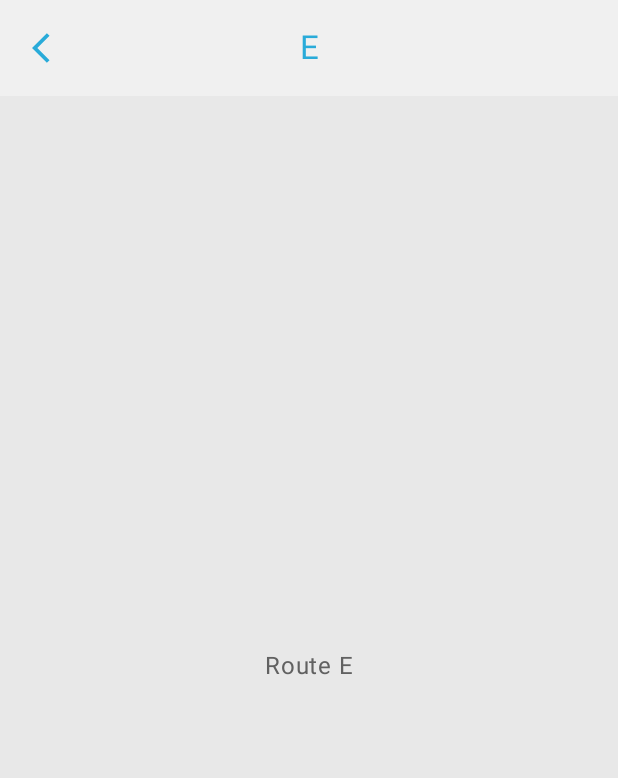
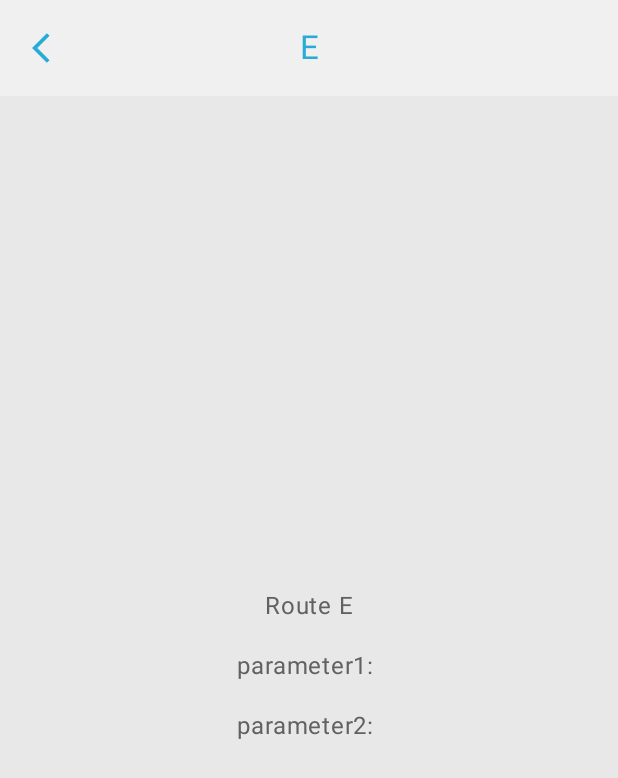
Before and after one commit to SemenciucCosmin/Type-Safe-Navigation-Compose, an Android app built with Jetpack Compose: the E screen opened through its navigation route, on a phone screen of 412 x 824 dp. Before the commit the part shown is almost empty. Shown: the top 778 px of the screen. Run offline under Robolectric (Android 15) with nearby library versions, the light colour scheme and no system bars.

Commit message:
Add deeplink support

```diff
--- a/app/build.gradle.kts
+++ b/app/build.gradle.kts
@@ -2,6 +2,7 @@ plugins {
     alias(libs.plugins.android.application)
     alias(libs.plugins.kotlin.android)
     alias(libs.plugins.kotlin.serialization)
+    id("kotlin-parcelize")
 }
 
 android {
--- a/app/src/main/java/com/example/typesafenavigationcompose/navigation/BottomNavigationBar.kt
+++ b/app/src/main/java/com/example/typesafenavigationcompose/navigation/BottomNavigationBar.kt
@@ -33,12 +33,12 @@ fun BottomNavigationBar() {
                 icon = {
                     Icon(
                         modifier = Modifier.size(30.dp),
-                        painter = painterResource(navigationItem.icon),
+                        painter = painterResource(navigationItem.drawableRes),
                         contentDescription = null
                     )
                 },
                 label = {
-                    Text(text = stringResource(navigationItem.label))
+                    Text(text = stringResource(navigationItem.stringRes))
                 }
             )
         }
--- a/app/src/main/java/com/example/typesafenavigationcompose/navigation/NavBackStackEntry.kt
+++ b/app/src/main/java/com/example/typesafenavigationcompose/navigation/NavBackStackEntry.kt
@@ -4,11 +4,11 @@ import androidx.navigation.NavBackStackEntry
 import androidx.navigation.toRoute
 
 val NavBackStackEntry.navDestination: NavDestination?
-    get() = when (this.destination.route?.substringBefore(String.SLASH)) {
+    get() = when (this.destination.route?.substringBefore(String.QUESTION)) {
         NavDestination.A.asRoute() -> this.toRoute<NavDestination.A>()
         NavDestination.B.asRoute() -> this.toRoute<NavDestination.B>()
         NavDestination.C.asRoute() -> this.toRoute<NavDestination.C>()
         NavDestination.D.asRoute() -> this.toRoute<NavDestination.D>()
-        NavDestination.E.asRoute() -> this.toRoute<NavDestination.E>()
+        NavDestination.E().asRoute() -> this.toRoute<NavDestination.E>()
         else -> null
     }
--- a/app/src/main/java/com/example/typesafenavigationcompose/navigation/NavDestination.kt
+++ b/app/src/main/java/com/example/typesafenavigationcompose/navigation/NavDestination.kt
@@ -1,26 +1,28 @@
 package com.example.typesafenavigationcompose.navigation
 
-import androidx.annotation.StringRes
-import com.example.typesafenavigationcompose.R
+import kotlinx.serialization.SerialName
 import kotlinx.serialization.Serializable
 
 @Serializable
-sealed class NavDestination(@StringRes val topBarTitleRes: Int) {
+sealed class NavDestination {
 
     @Serializable
-    data object A : NavDestination(R.string.lbl_A)
+    data object A : NavDestination()
 
     @Serializable
-    data object B : NavDestination(R.string.lbl_B)
+    data object B : NavDestination()
 
     @Serializable
-    data object C : NavDestination(R.string.lbl_C)
+    data object C : NavDestination()
 
     @Serializable
-    data object D : NavDestination(R.string.lbl_D)
+    data object D : NavDestination()
 
     @Serializable
-    data object E : NavDestination(R.string.lbl_E)
+    data class E(
+        @SerialName("parameter1") val parameter1: String = "",
+        @SerialName("parameter2") val parameter2: String = ""
+    ) : NavDestination()
 
     fun asRoute(): String? = this.javaClass.canonicalName
 }
--- a/app/src/main/java/com/example/typesafenavigationcompose/navigation/NavigationGraph.kt
+++ b/app/src/main/java/com/example/typesafenavigationcompose/navigation/NavigationGraph.kt
@@ -5,6 +5,8 @@ import androidx.compose.ui.Modifier
 import androidx.navigation.NavHostController
 import androidx.navigation.compose.NavHost
 import androidx.navigation.compose.composable
+import androidx.navigation.navDeepLink
+import androidx.navigation.toRoute
 import com.example.typesafenavigationcompose.presentation.routeA.RouteA
 import com.example.typesafenavigationcompose.presentation.routeB.RouteB
 import com.example.typesafenavigationcompose.presentation.routeC.RouteC
@@ -25,6 +27,18 @@ fun NavigationGraph(
         composable<NavDestination.B> { RouteB() }
         composable<NavDestination.C> { RouteC() }
         composable<NavDestination.D> { RouteD() }
-        composable<NavDestination.E> { RouteE() }
+        composable<NavDestination.E>(
+            deepLinks = listOf(
+                navDeepLink<NavDestination.E>(
+                    basePath = "typesafenavigationcompose://route_e",
+                )
+            )
+        ) {
+            val args = it.toRoute<NavDestination.E>()
+            RouteE(
+                parameter1 = args.parameter1,
+                parameter2 = args.parameter2
+            )
+        }
     }
 }
--- a/app/src/main/java/com/example/typesafenavigationcompose/navigation/String.kt
+++ b/app/src/main/java/com/example/typesafenavigationcompose/navigation/String.kt
@@ -2,3 +2,6 @@ package com.example.typesafenavigationcompose.navigation
 
 val String.Companion.SLASH: String
     get() = "/"
+
+val String.Companion.QUESTION: String
+    get() = "?"
--- a/app/src/main/java/com/example/typesafenavigationcompose/navigation/TopAppBar.kt
+++ b/app/src/main/java/com/example/typesafenavigationcompose/navigation/TopAppBar.kt
@@ -17,13 +17,16 @@ import com.example.typesafenavigationcompose.R
 fun TopAppBar() {
     val navController = LocalNavController.current
     val navBackStackEntry by navController.currentBackStackEntryAsState()
-    val bottomNavigationDestinations = bottomNavigationItems.map { it.destination }
 
     navBackStackEntry?.navDestination?.let { navDestination ->
+        val topNavigationItem = topNavigationItems.firstOrNull {
+            it.destination.asRoute() == navDestination.asRoute()
+        } ?: return@let
+
         CenterAlignedTopAppBar(
-            title = { Text(stringResource(navDestination.topBarTitleRes)) },
+            title = { Text(stringResource(topNavigationItem.stringRes)) },
             navigationIcon = {
-                if (navDestination !in bottomNavigationDestinations) {
+                if (topNavigationItem.isNavigateUpAllowed) {
                     IconButton(onClick = { navController.navigateUp() }) {
                         Icon(
                             painter = painterResource(R.drawable.ic_back),
--- a/app/src/main/java/com/example/typesafenavigationcompose/presentation/routeE/RouteE.kt
+++ b/app/src/main/java/com/example/typesafenavigationcompose/presentation/routeE/RouteE.kt
@@ -12,12 +12,19 @@ import androidx.compose.ui.unit.dp
 import com.example.typesafenavigationcompose.R
 
 @Composable
-fun RouteE() {
+fun RouteE(
+    parameter1: String,
+    parameter2: String,
+) {
     Column(
         modifier = Modifier.fillMaxSize(),
         verticalArrangement = Arrangement.spacedBy(16.dp, Alignment.CenterVertically),
         horizontalAlignment = Alignment.CenterHorizontally
     ) {
         Text(text = stringResource(R.string.lbl_route_E))
+
+        Text(text = "parameter1: $parameter1")
+
+        Text(text = "parameter2: $parameter2")
     }
 }
--- a/gradle/libs.versions.toml
+++ b/gradle/libs.versions.toml
@@ -12,7 +12,7 @@ compose-bom = "2024.06.00"
 kotlin-serialization = "1.6.3"
 
 # NAVIGATION
-navigation-compose = "2.8.0-beta03"
+navigation-compose = "2.8.0-rc01"
 
 # PLUGINS
 android-gradle-plugin = "8.3.2"
```
Also changed, not shown: app/src/main/AndroidManifest.xml (+9 -0 lines), app/src/main/java/com/example/typesafenavigationcompose/navigation/BottomNavigationItem.kt (+12 -10 lines), app/src/main/java/com/example/typesafenavigationcompose/navigation/TopNavigationItem.kt (added, +38 -0 lines), app/src/main/java/com/example/typesafenavigationcompose/presentation/routeA/RouteA.kt (+10 -1 lines).
